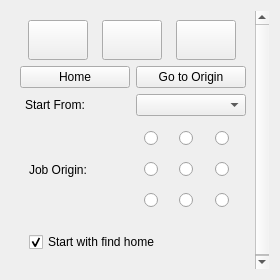
Above: src/widgets/panels/laser-panel.ui from flux3dp/swiftray before the change. Below: the same form after it.
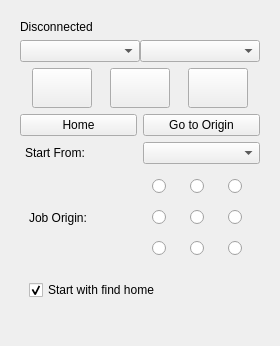
That is the form after the change. Icons and pictures are not drawn.

Commit message: Change port settings to laser panel

Patch:
```diff
--- a/src/widgets/panels/laser-panel.ui
+++ b/src/widgets/panels/laser-panel.ui
@@ -7,7 +7,7 @@
     <x>0</x>
     <y>0</y>
     <width>280</width>
-    <height>280</height>
+    <height>346</height>
    </rect>
   </property>
   <property name="minimumSize">
@@ -39,11 +39,37 @@
        <rect>
         <x>0</x>
         <y>0</y>
-        <width>241</width>
-        <height>337</height>
+        <width>256</width>
+        <height>403</height>
        </rect>
       </property>
       <layout class="QVBoxLayout" name="verticalLayout_2">
+       <item>
+        <widget class="QLabel" name="readyLabel">
+         <property name="text">
+          <string>Disconnected</string>
+         </property>
+        </widget>
+       </item>
+       <item>
+        <layout class="QHBoxLayout" name="portSelectLayout">
+         <property name="spacing">
+          <number>0</number>
+         </property>
+         <item>
+          <widget class="QComboBox" name="machineComboBox"/>
+         </item>
+         <item>
+          <widget class="QComboBox" name="portComboBox">
+           <property name="font">
+            <font>
+             <kerning>true</kerning>
+            </font>
+           </property>
+          </widget>
+         </item>
+        </layout>
+       </item>
        <item>
         <layout class="QHBoxLayout" name="horizontalLayout">
          <item>
```
The commit also changes 7 other files.
